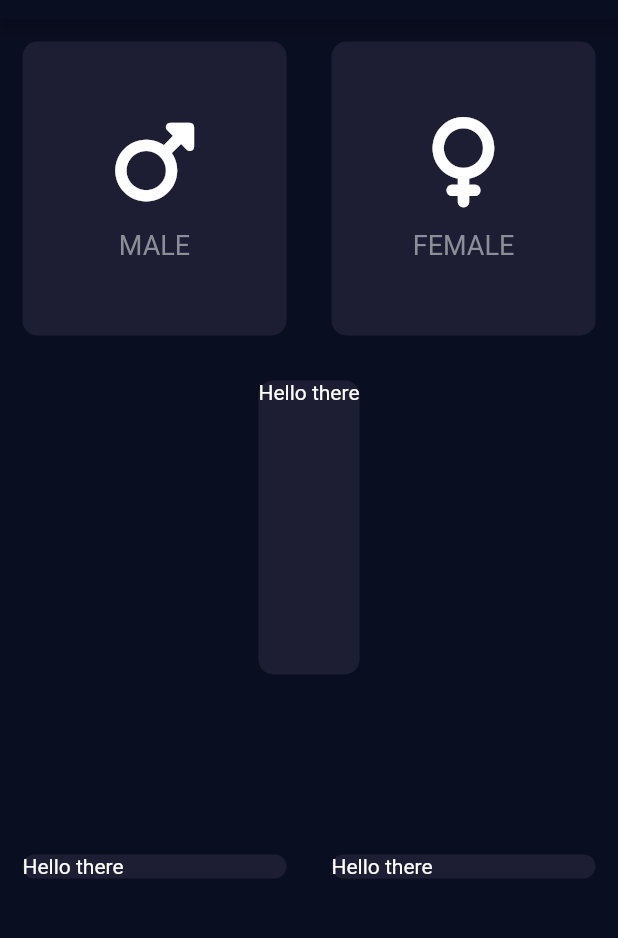
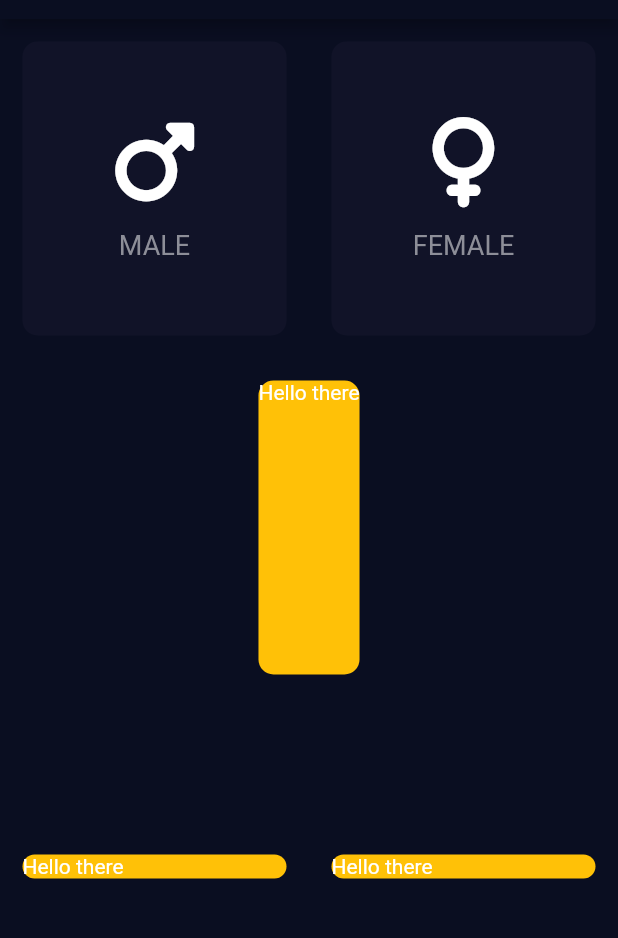
Before and after one commit to Himal-Thapa1/BMI_Calculator_htm_flutter, a Flutter app: the screen it shows after launch, on a phone screen of 412 x 824 dp, the part 65-1003 px from its top. Run offline on Flutter 3.47's test engine with Material 2 defaults, Android fonts, the phone set to English and light mode, and no system bars; our stand-ins replace font_awesome_flutter.

Commit message:
added my implementation of the selected gender

```diff
--- a/lib/icon_content.dart
+++ b/lib/icon_content.dart
@@ -1,4 +1,8 @@
 import 'package:flutter/material.dart';
+const labelTextStyle = TextStyle(
+          fontSize: 18.0,
+          color: Color(0xFF8D8E98),
+);
 class iconContent extends StatelessWidget {
   iconContent({required this.icon, required this.label});
   final IconData icon;
@@ -18,10 +22,8 @@ class iconContent extends StatelessWidget {
         ),
         Text(
           label,
-        style: TextStyle(
-          fontSize: 18.0,
-          color: Color(0xFF8D8E98),
-        ),)
+          style: labelTextStyle,
+          ),
       ],
     );
   }
--- a/lib/input_page.dart
+++ b/lib/input_page.dart
@@ -4,8 +4,11 @@ import 'reusable_card.dart';
 import 'icon_content.dart';
 
 const bottomContainerHeight = 80.0;
-const activeCardColor = Color(0xFF1D1E33);
+// const activeCardColor = Color(0xFF1D1E33);
+const activeCardColor = Colors.amber;
 const bottomContainerColor = Color(0xFFEB1555);
+const inactiveCardColor = Color(0xFF111328);
+
 
 class InputPage extends StatefulWidget {
   @override
@@ -13,6 +16,21 @@ class InputPage extends StatefulWidget {
 }
 
 class _InputPageState extends State<InputPage> {
+  int gender= 0;
+  Color maleCardColor = inactiveCardColor;
+  Color femaleCardColor = inactiveCardColor;
+  void updateColor(int gender) {
+    if(gender == 1){
+      if(maleCardColor == inactiveCardColor){
+        maleCardColor = activeCardColor;
+        femaleCardColor = inactiveCardColor;
+      }
+      else{
+        femaleCardColor = activeCardColor;
+        maleCardColor = inactiveCardColor;
+      }
+    }
+  }
   @override
   Widget build(BuildContext context) {
     return Scaffold(
@@ -25,31 +43,61 @@ class _InputPageState extends State<InputPage> {
                 child: Row(
               children: <Widget>[
                 Expanded(
-                  child: ReusableCard(rang: activeCardColor,
-                  cardChild: iconContent(icon: FontAwesomeIcons.mars, label: "MALE",),
+                  child: GestureDetector(
+                    onTap: (() {
+                      setState(() {
+                        updateColor(1);
+                      });
+                      print("Male clicked");
+                    }),
+                    child: ReusableCard(
+                      rang: maleCardColor,
+                      cardChild: iconContent(
+                        icon: FontAwesomeIcons.mars,
+                        label: "MALE",
+                      ),
+                    ),
                   ),
-
                 ),
                 Expanded(
-                  child: ReusableCard(rang: activeCardColor,
-                  cardChild: iconContent(icon: FontAwesomeIcons.venus, label: "FEMALE",),),
+                  child: GestureDetector(
+                    onTap: (() {
+                      setState(() {
+                        updateColor(2);
+                      });
+                      print("Female gender chosen.");
+                    }),
+                    child: ReusableCard(
+                      rang: femaleCardColor,
+                      cardChild: iconContent(
+                        icon: FontAwesomeIcons.venus,
+                        label: "FEMALE",
+                      ),
+                    ),
+                  ),
                 ),
               ],
             )),
             Expanded(
-              child:ReusableCard(rang: activeCardColor,
-              cardChild: Text("Hello there"),),
+              child: ReusableCard(
+                rang: activeCardColor,
+                cardChild: Text("Hello there"),
+              ),
             ),
             Expanded(
               child: Row(
                 children: <Widget>[
                   Expanded(
-                    child: ReusableCard(rang: activeCardColor,
-                    cardChild: Text("Hello there"),),
+                    child: ReusableCard(
+                      rang: activeCardColor,
+                      cardChild: Text("Hello there"),
+                    ),
                   ),
                   Expanded(
-                    child: ReusableCard(rang: activeCardColor,
-                    cardChild: Text("Hello there"),),
+                    child: ReusableCard(
+                      rang: activeCardColor,
+                      cardChild: Text("Hello there"),
+                    ),
                   ),
                 ],
               ),
@@ -57,7 +105,8 @@ class _InputPageState extends State<InputPage> {
             Container(
               color: bottomContainerColor,
               margin: EdgeInsets.only(top: 10.0),
-              width: double.infinity, //this code changes the bottom width to devices max device width.
+              width: double
+                  .infinity, //this code changes the bottom width to devices max device width.
               height: bottomContainerHeight,
             )
           ],
```
